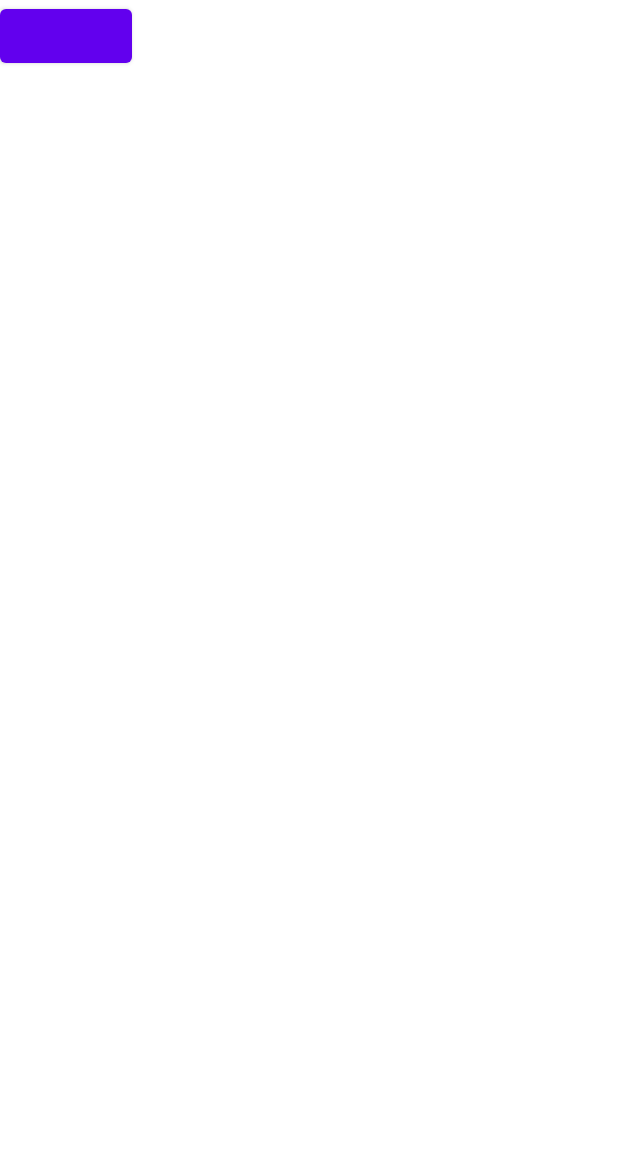
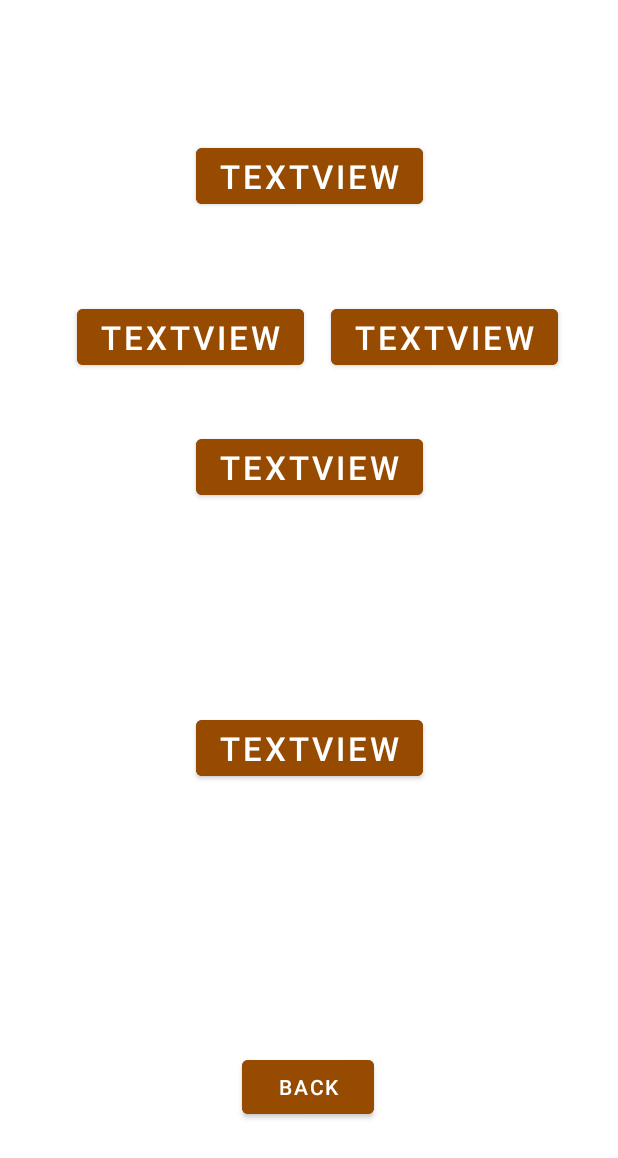
Before and after one commit to ojhscottsmith/Chess_Club_Hub, an Android app: the Post_Display screen opened directly, with no data from a screen before it, on a phone screen of 412 x 824 dp. Shown: the top 1158 px of the screen. Run offline under Robolectric (Android 15) with nearby library versions, the phone set to English and light mode, and no system bars.

Commit message:
Layout of components set up in activity_post_display.xml

```diff
--- a/app/src/main/res/layout/activity_post_display.xml
+++ b/app/src/main/res/layout/activity_post_display.xml
@@ -7,16 +7,99 @@
     tools:context=".Post_Display">
 
 
+    <androidx.constraintlayout.widget.ConstraintLayout
+        android:layout_width="match_parent"
+        android:layout_height="match_parent">
 
-    <Button
-        android:id="@+id/back_button2"
-        android:layout_width="wrap_content"
-        android:layout_height="wrap_content"
-        android:layout_marginTop="0dp"
-        android:layout_marginLeft="0dp"
-        >
+        <Button
+            android:id="@+id/back_button2"
+            android:layout_width="wrap_content"
+            android:layout_height="wrap_content"
+            app:layout_constraintBottom_toBottomOf="parent"
+            app:layout_constraintEnd_toEndOf="parent"
+            app:layout_constraintHorizontal_bias="0.498"
+            app:layout_constraintStart_toStartOf="parent"
+            app:layout_constraintTop_toTopOf="parent"
+            app:layout_constraintVertical_bias="0.903"
+            android:text="@string/back_button"
+            android:backgroundTint="@color/brown">
 
+        </Button>
 
-    </Button>
+        <Button
+            android:id="@+id/annoucementTitleView"
+            android:layout_width="wrap_content"
+            android:layout_height="wrap_content"
+            android:text="TextView"
+            android:textSize="10pt"
+            app:layout_constraintBottom_toBottomOf="parent"
+            app:layout_constraintEnd_toEndOf="parent"
+            app:layout_constraintStart_toStartOf="parent"
+            app:layout_constraintTop_toTopOf="parent"
+            app:layout_constraintVertical_bias="0.12"
+            android:clickable="false"
+            android:backgroundTint="@color/brown" />
+
+        <Button
+            android:id="@+id/announcementDateView"
+            android:layout_width="wrap_content"
+            android:layout_height="wrap_content"
+            android:text="TextView"
+            android:textSize="10pt"
+            app:layout_constraintBottom_toBottomOf="parent"
+            app:layout_constraintEnd_toEndOf="parent"
+            app:layout_constraintHorizontal_bias="0.198"
+            app:layout_constraintStart_toStartOf="parent"
+            app:layout_constraintTop_toTopOf="parent"
+            app:layout_constraintVertical_bias="0.258"
+            android:clickable="false"
+            android:backgroundTint="@color/brown"/>
+
+        <Button
+            android:id="@+id/announcementTimeView"
+            android:layout_width="wrap_content"
+            android:layout_height="wrap_content"
+            android:text="TextView"
+            android:textSize="10pt"
+            app:layout_constraintBottom_toBottomOf="parent"
+            app:layout_constraintEnd_toEndOf="parent"
+            app:layout_constraintHorizontal_bias="0.847"
+            app:layout_constraintStart_toStartOf="parent"
+            app:layout_constraintTop_toTopOf="parent"
+            app:layout_constraintVertical_bias="0.258"
+            android:clickable="false"
+            android:backgroundTint="@color/brown" />
+
+        <Button
+            android:id="@+id/announcementPosterView"
+            android:layout_width="wrap_content"
+            android:layout_height="wrap_content"
+            android:text="TextView"
+            android:textSize="10pt"
+            app:layout_constraintBottom_toBottomOf="parent"
+            app:layout_constraintEnd_toEndOf="parent"
+            app:layout_constraintHorizontal_bias="0.501"
+            app:layout_constraintStart_toStartOf="parent"
+            app:layout_constraintTop_toTopOf="parent"
+            app:layout_constraintVertical_bias="0.37"
+            android:clickable="false"
+            android:backgroundTint="@color/brown"/>
+
+        <Button
+            android:id="@+id/announcementContentView"
+            android:layout_width="wrap_content"
+            android:layout_height="wrap_content"
+            android:text="TextView"
+            android:textSize="10pt"
+            app:layout_constraintBottom_toBottomOf="parent"
+            app:layout_constraintEnd_toEndOf="parent"
+            app:layout_constraintHorizontal_bias="0.501"
+            app:layout_constraintStart_toStartOf="parent"
+            app:layout_constraintTop_toTopOf="parent"
+            app:layout_constraintVertical_bias="0.612"
+            android:clickable="false"
+            android:backgroundTint="@color/brown"/>
+
+    </androidx.constraintlayout.widget.ConstraintLayout>
 
 </RelativeLayout>
```
